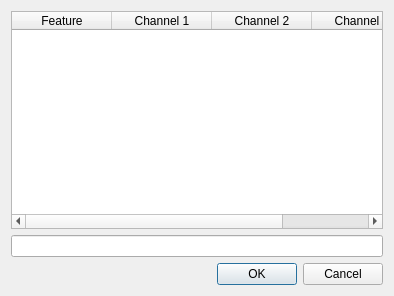
First picture: the form in nsys/ui/data_labeling_dialog.ui, repository Raghav67816/NID-24, before the edit.
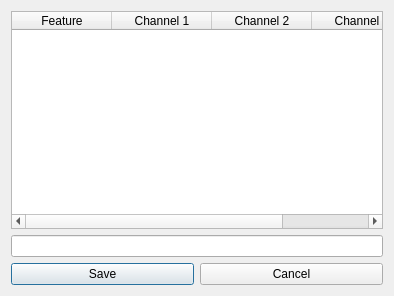
Second picture: the form after the edit.

Commit message: data labeling stable

What changed in the file:
```diff
--- a/nsys/ui/data_labeling_dialog.ui
+++ b/nsys/ui/data_labeling_dialog.ui
@@ -42,14 +42,22 @@
     <widget class="QLineEdit" name="labelEdit"/>
    </item>
    <item>
-    <widget class="QDialogButtonBox" name="buttonBox">
-     <property name="orientation">
-      <enum>Qt::Orientation::Horizontal</enum>
-     </property>
-     <property name="standardButtons">
-      <set>QDialogButtonBox::StandardButton::Cancel|QDialogButtonBox::StandardButton::Ok</set>
-     </property>
-    </widget>
+    <layout class="QHBoxLayout" name="horizontalLayout_3">
+     <item>
+      <widget class="QPushButton" name="saveBtn">
+       <property name="text">
+        <string>Save</string>
+       </property>
+      </widget>
+     </item>
+     <item>
+      <widget class="QPushButton" name="cancelBtn">
+       <property name="text">
+        <string>Cancel</string>
+       </property>
+      </widget>
+     </item>
+    </layout>
    </item>
   </layout>
  </widget>
```
Left out of the diff: 35 changed lines with no effect on the pictures. The commit also changes 23 other files.
